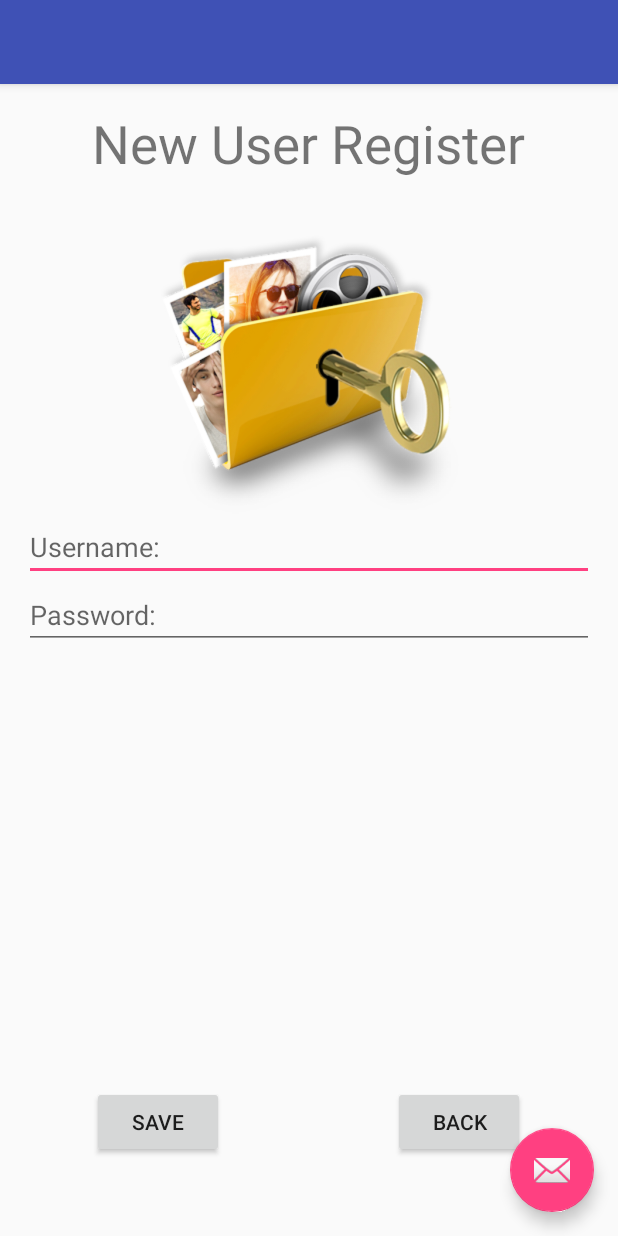
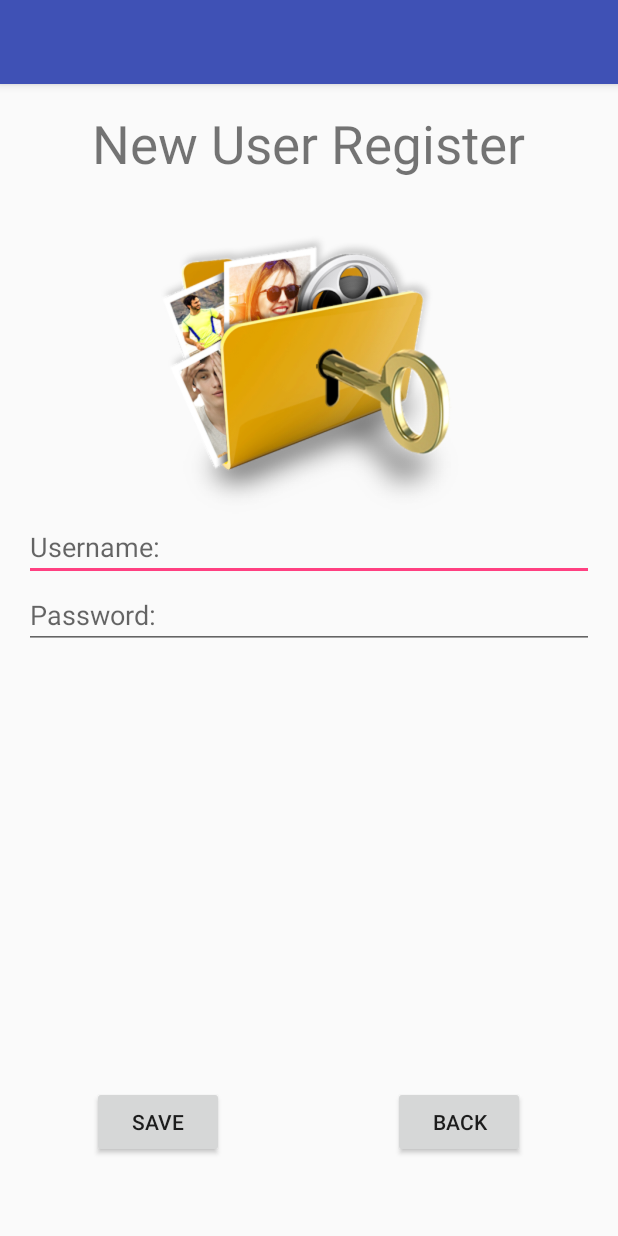
Before and after one commit to pyrophos/CS4398, an Android app: the addRegister screen opened directly, with no data from a screen before it, on a phone screen of 412 x 824 dp. Run offline under Robolectric (Android 15) with nearby library versions, the phone set to English and light mode, and no system bars.

Commit message:
Removed mail button on register page.

```diff
--- a/PassphraseGenerator/app/src/main/AndroidManifest.xml
+++ b/PassphraseGenerator/app/src/main/AndroidManifest.xml
@@ -25,7 +25,7 @@
             android:name=".addRegister"
             android:label="@string/title_activity_add_register"
             android:theme="@style/AppTheme.NoActionBar" />
-        <activity android:name=".addPassword"></activity>
+        <activity android:name=".PasswordCreator"></activity>
     </application>
 
 </manifest>
--- a/PassphraseGenerator/app/src/main/res/layout/activity_add_password.xml
+++ b/PassphraseGenerator/app/src/main/res/layout/activity_add_password.xml
@@ -7,7 +7,7 @@
     android:paddingLeft="@dimen/activity_horizontal_margin"
     android:paddingRight="@dimen/activity_horizontal_margin"
     android:paddingTop="@dimen/activity_vertical_margin"
-    tools:context="com.example.wwjdt.passphrasegenerator.addPassword">
+    tools:context=".PasswordCreator">
 
     <CheckBox
         android:layout_width="wrap_content"
@@ -137,6 +137,4 @@
         android:layout_below="@+id/saveBtn"
         android:layout_centerHorizontal="true" />
 
-
-
 </RelativeLayout>
--- a/PassphraseGenerator/app/src/main/res/layout/activity_add_register.xml
+++ b/PassphraseGenerator/app/src/main/res/layout/activity_add_register.xml
@@ -23,12 +23,4 @@
 
     <include layout="@layout/content_add_register" />
 
-    <android.support.design.widget.FloatingActionButton
-        android:id="@+id/fab"
-        android:layout_width="wrap_content"
-        android:layout_height="wrap_content"
-        android:layout_gravity="bottom|end"
-        android:layout_margin="@dimen/fab_margin"
-        android:src="@android:drawable/ic_dialog_email" />
-
 </android.support.design.widget.CoordinatorLayout>
```
